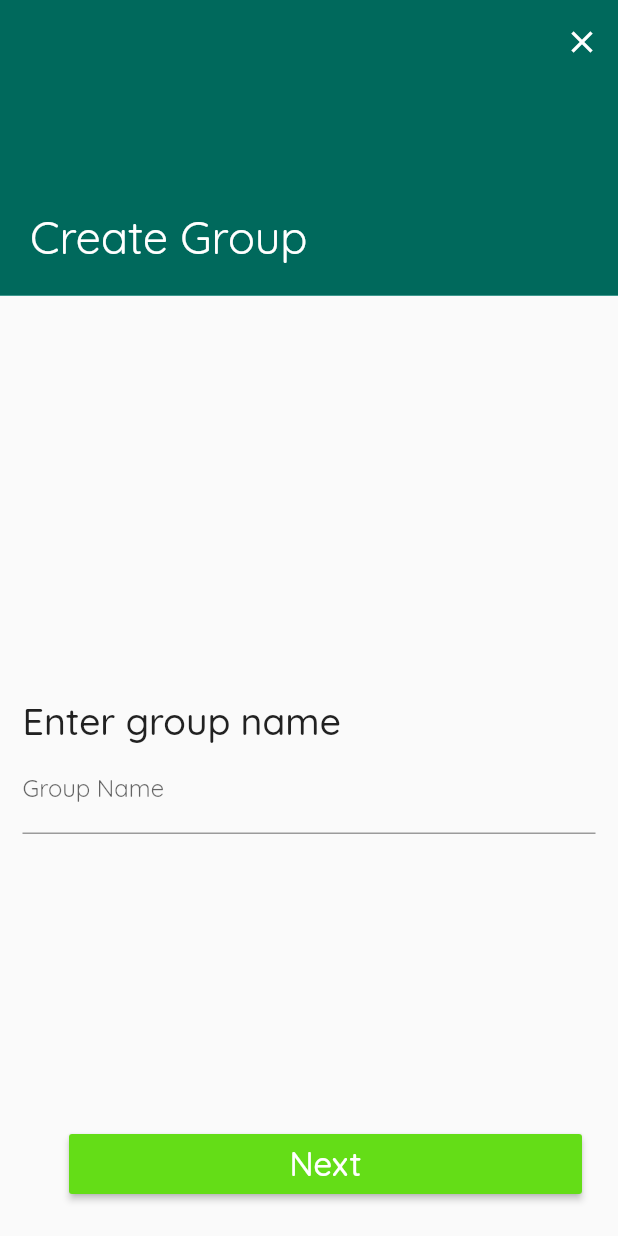
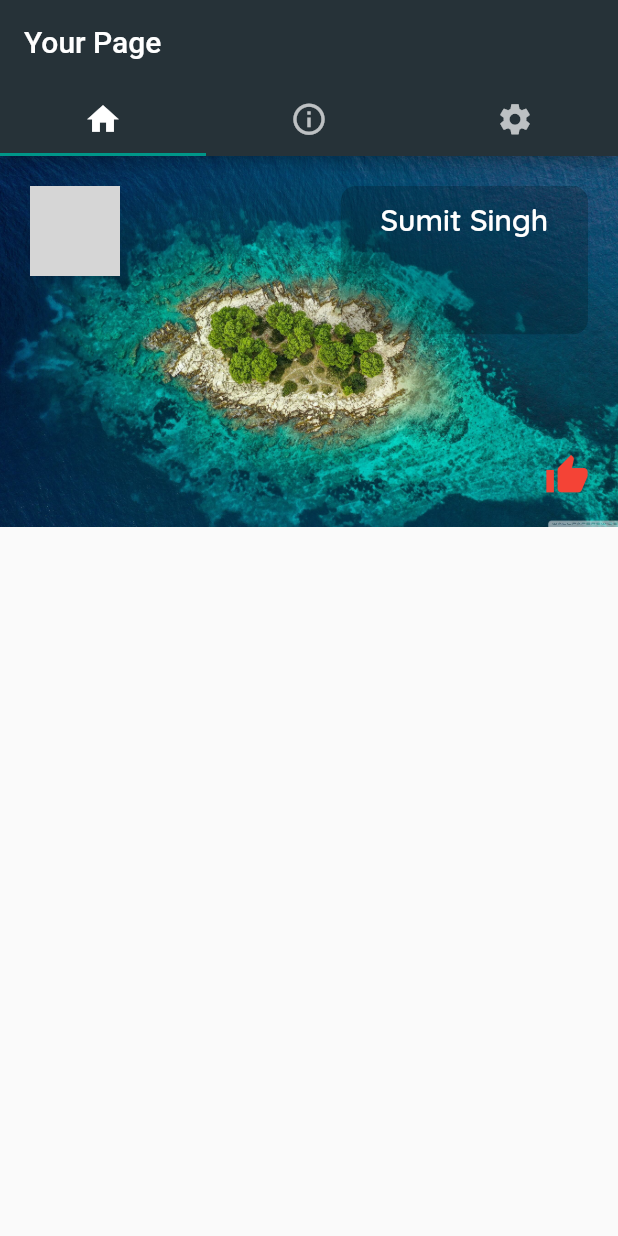
Before and after one commit to akshaykumar23399/flutter_design, a Flutter app: the screen it shows after launch, on a phone screen of 412 x 824 dp. Run offline on Flutter 3.47's test engine with Material 2 defaults, Android fonts, the phone set to English and light mode, and no system bars; our stand-ins replace file_picker; network calls fail; grey boxes are pictures that could not be loaded.

Commit message:
first commit

```diff
--- a/lib/counter.dart
+++ b/lib/counter.dart
@@ -15,6 +15,4 @@ class Counter with ChangeNotifier{
     _counter--;
     notifyListeners();
   }
-
-
 }
--- a/lib/group_finished.dart
+++ b/lib/group_finished.dart
@@ -45,7 +45,7 @@ class FinishedScreen extends StatelessWidget {
               child: Stack(
                 children: <Widget>[
                   Positioned(
-                    left:10,
+                    left: 10,
                     bottom: 0,
                     child: Card(
                         color: Colors.lightGreenAccent.shade700,
@@ -64,7 +64,6 @@ class FinishedScreen extends StatelessWidget {
                         size: 70,
                         color: Colors.white,
                       )),
-
                 ],
               ),
             )
@@ -95,20 +94,20 @@ class FinishedScreen extends StatelessWidget {
             )
           ],
         ),
-
       ),
       floatingActionButton: Padding(
         padding: const EdgeInsets.all(8.0),
-        child: RaisedButton(
-          color: Colors.lightGreenAccent.shade700,
-          onPressed: () {
-            Navigator.push(context, MaterialPageRoute(
-              builder: (_)=>Profile()
-            ));
-          },
-          child: Container(
-            height: 40,
-            width: 310,
+        child: Container(
+          height: 40,
+          width: 310,
+          child: RaisedButton(
+            color: Colors.lightGreenAccent.shade700,
+            onPressed: () {
+              Navigator.push(
+                context,
+                MaterialPageRoute(builder: (_) => Profile()),
+              );
+            },
             child: Center(
               child: Text(
                 'Finish',
--- a/lib/main.dart
+++ b/lib/main.dart
@@ -1,5 +1,7 @@
 import 'package:flutter/material.dart';
 import 'package:flutter_ap/create_group.dart';
+import 'package:flutter_ap/group_recipient.dart';
+import 'package:flutter_ap/profile_new.dart';
 
 void main() => runApp(MyApp());
 
@@ -13,7 +15,7 @@ class MyApp extends StatelessWidget {
       theme: ThemeData(
         primarySwatch: Colors.teal
       ),
-      home: CreateGroup()
+      home: ProfileNew()
     );
   }
 }
--- a/lib/profile.dart
+++ b/lib/profile.dart
@@ -1,3 +1,6 @@
+import 'dart:io';
+
+import 'package:file_picker/file_picker.dart';
 import 'package:flutter/material.dart';
 
 class Profile extends StatelessWidget {
@@ -11,7 +14,7 @@ class Profile extends StatelessWidget {
         headerSliverBuilder: (BuildContext context, bool innerBoxIsScrolled) {
           return <Widget>[
             SliverAppBar(
-              expandedHeight: 197,
+              expandedHeight: screen.height*.3,
               floating: false,
               pinned: true,
               centerTitle: false,
@@ -25,8 +28,17 @@ class Profile extends StatelessWidget {
                   height: 300,
                   decoration: BoxDecoration(color: Colors.teal.shade800),
                   child: Stack(
-                    alignment: AlignmentDirectional.bottomStart,
-                    children: <Widget>[],
+                    alignment: AlignmentDirectional.bottomEnd,
+                    children: <Widget>[
+                      IconButton(
+                        onPressed: ()async{
+                          File file = await FilePicker.getFile();
+                        },
+                        icon: Icon(Icons.camera_alt, color: Colors.white,),
+
+                      )
+
+                    ],
                   ),
                 ),
               ),
--- /dev/null
+++ b/lib/profile_new.dart
@@ -0,0 +1,106 @@
+import 'package:flutter/material.dart';
+
+class ProfileNew extends StatefulWidget {
+  @override
+  _ProfileNewState createState() => _ProfileNewState();
+}
+
+class _ProfileNewState extends State<ProfileNew> {
+  final ts = TextStyle(fontFamily: 'Quicksand');
+
+  @override
+  Widget build(BuildContext context) {
+    final screen = MediaQuery.of(context).size;
+    return DefaultTabController(
+      length: 3,
+      child: Scaffold(
+        appBar: AppBar(
+          backgroundColor: Colors.blueGrey.shade900,
+          title: Text('Your Page'),
+          bottom: TabBar(
+            labelPadding: EdgeInsets.all(10),
+            tabs: <Widget>[
+              Icon(
+                Icons.home,
+                size: 25,
+              ),
+              Icon(
+                Icons.info_outline,
+                size: 25,
+              ),
+              Icon(
+                Icons.settings,
+                size: 25,
+              ),
+            ],
+          ),
+        ),
+        body: TabBarView(
+          children: <Widget>[
+            SingleChildScrollView(
+              child: Column(
+                children: <Widget>[
+                  Stack(children: <Widget>[
+                    Image.asset(
+                      'assets/island.jpg',
+                      height: screen.height * 0.3,
+                      fit: BoxFit.cover,
+                    ),
+                    Positioned(
+                      left: 20,
+                      top: 20,
+                      child: CircleAvatar(
+                        radius: 30,
+                        backgroundImage: NetworkImage(
+                            'https://theme4press.com/wp-content/uploads/2015/11/featured-small-circular.jpg'),
+                      ),
+                    ),
+                    Positioned(
+                      right: 20,
+                      top: 20,
+                      child: Container(
+                        padding: EdgeInsets.all(10),
+                        decoration: BoxDecoration(
+                            color: Colors.black.withOpacity(0.2),
+                            borderRadius: BorderRadius.circular(10)),
+                        height: screen.height * 0.12,
+                        width: screen.width * 0.4,
+                        child: Text(
+                          'Sumit Singh',
+                          textAlign: TextAlign.center,
+                          style: ts.copyWith(fontSize: 20, color: Colors.white, fontWeight: FontWeight.w600),
+                        ),
+                      ),
+                    ),
+                    Positioned(
+                      bottom: 10,
+                      right: 10,
+                      child: IconButton(
+                        icon: Icon(
+                          Icons.thumb_up,
+                          size: 30,
+                          color: Colors.red,
+                        ),
+                        onPressed: () {},
+                      ),
+                    )
+                  ]),
+                ],
+              ),
+            ),
+            SingleChildScrollView(
+              child: Column(
+                children: <Widget>[],
+              ),
+            ),
+            SingleChildScrollView(
+              child: Column(
+                children: <Widget>[],
+              ),
+            ),
+          ],
+        ),
+      ),
+    );
+  }
+}
--- a/pubspec.yaml
+++ b/pubspec.yaml
@@ -21,6 +21,7 @@ dependencies:
     sdk: flutter
 
   file_picker: ^1.4.3+2
+  video_player: ^0.10.5
 
   # The following adds the Cupertino Icons font to your application.
   # Use with the CupertinoIcons class for iOS style icons.
```
Also changed, not shown: pubspec.lock, 1 other file.
